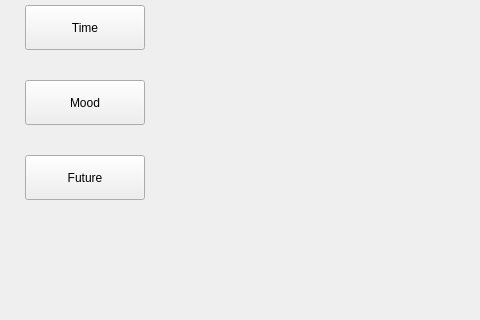
This is mainwindow.ui in YahodaVitalii/WallpaperSwapper as Qt 5 draws it before an edit; both pictures show x 0 to 480 and y 180 to 500 of the 800 by 500 pixel window. The edited form follows.
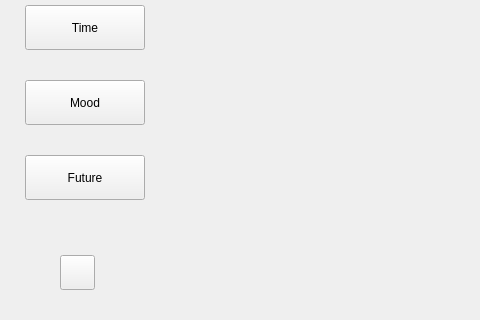
This is the edited form. Icons and pictures are not drawn.

The edit to the form file:
```diff
--- a/mainwindow.ui
+++ b/mainwindow.ui
@@ -139,6 +139,19 @@
      <bool>false</bool>
     </property>
    </widget>
+   <widget class="QPushButton" name="mainMenuSettingsButton">
+    <property name="geometry">
+     <rect>
+      <x>60</x>
+      <y>435</y>
+      <width>35</width>
+      <height>35</height>
+     </rect>
+    </property>
+    <property name="text">
+     <string/>
+    </property>
+   </widget>
   </widget>
  </widget>
  <resources>
```
